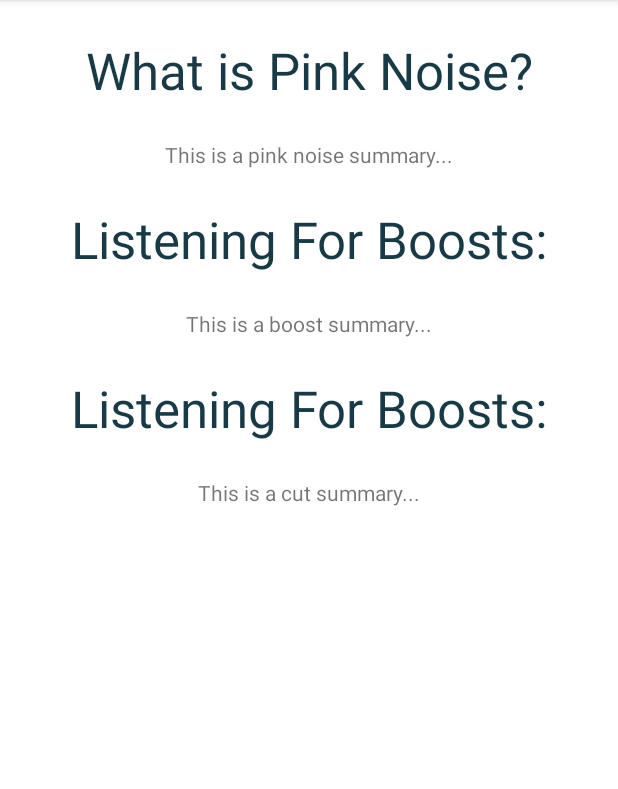
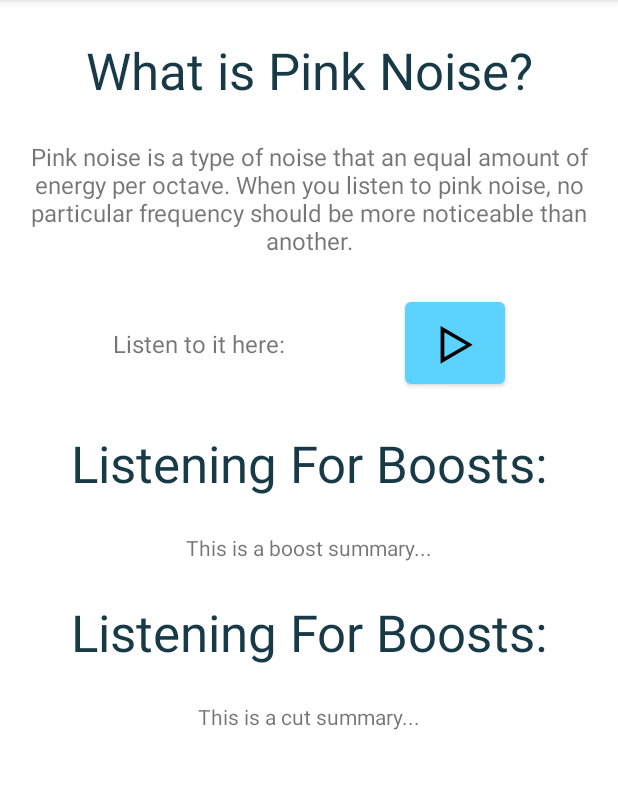
Before and after one commit to morganarielle/Earful, an Android app: the MixingTipsActivity screen opened directly, with no data from a screen before it, on a phone screen of 412 x 824 dp, the part 84-873 px from its top. Run offline under Robolectric (Android 15) with nearby library versions, the phone set to English and light mode, and no system bars; Roboto replaces fonts that are not available here.

Commit message:
pink noise summary and boost/cut images added

```diff
--- a/app/src/main/res/layout/activity_mixing_tips.xml
+++ b/app/src/main/res/layout/activity_mixing_tips.xml
@@ -28,13 +28,39 @@
 
         <TextView
             android:id="@+id/pink_noise_summary"
-            android:layout_width="wrap_content"
+            android:layout_width="match_parent"
             android:layout_height="wrap_content"
-            android:text="This is a pink noise summary..."
+            android:text="Pink noise is a type of noise that an equal amount of energy per octave. When you listen to pink noise, no particular frequency should be more noticeable than another."
             android:layout_marginTop="24dp"
+            android:textAlignment="center"
+            android:textSize="16dp"
             app:layout_constraintLeft_toLeftOf="parent"
             app:layout_constraintRight_toRightOf="parent"
             app:layout_constraintTop_toBottomOf="@id/what_is_pink_noise_label"/>
+
+        <TextView
+            android:id="@+id/pink_noise_listen_to_it_here"
+            android:layout_width="wrap_content"
+            android:layout_height="wrap_content"
+            android:text="Listen to it here: "
+            android:textSize="16dp"
+            app:layout_constraintLeft_toLeftOf="parent"
+            app:layout_constraintRight_toLeftOf="@id/pink_noise_button"
+            app:layout_constraintTop_toTopOf="@id/pink_noise_button"
+            app:layout_constraintBottom_toBottomOf="@id/pink_noise_button"/>
+
+        <Button
+            android:id="@+id/pink_noise_button"
+            android:layout_width="0dp"
+            android:layout_height="wrap_content"
+            android:layout_marginTop="24dp"
+            android:text="@string/play_icon"
+            android:textColor="@color/black"
+            android:textSize="34sp"
+            app:layout_constraintDimensionRatio="1:1"
+            app:layout_constraintLeft_toRightOf="@id/pink_noise_listen_to_it_here"
+            app:layout_constraintRight_toRightOf="parent"
+            app:layout_constraintTop_toBottomOf="@id/pink_noise_summary"/>
 
         <TextView
             android:id="@+id/listening_for_boosts_label"
@@ -47,7 +73,7 @@
             android:textSize="34sp"
             app:layout_constraintLeft_toLeftOf="parent"
             app:layout_constraintRight_toRightOf="parent"
-            app:layout_constraintTop_toBottomOf="@id/pink_noise_summary"/>
+            app:layout_constraintTop_toBottomOf="@id/pink_noise_button"/>
 
         <TextView
             android:id="@+id/boosts_summary"
```
Also changed, not shown: app/src/main/java/edu/neu/earful/MixingExerciseActivity.java (+8 -2 lines), app/src/main/res/layout/activity_mixing_exercise.xml (+6 -6 lines), app/src/main/res/drawable/boost.JPG (added), app/src/main/res/drawable/boost_or_cut.JPG (added), app/src/main/res/drawable/cut.JPG (added).
